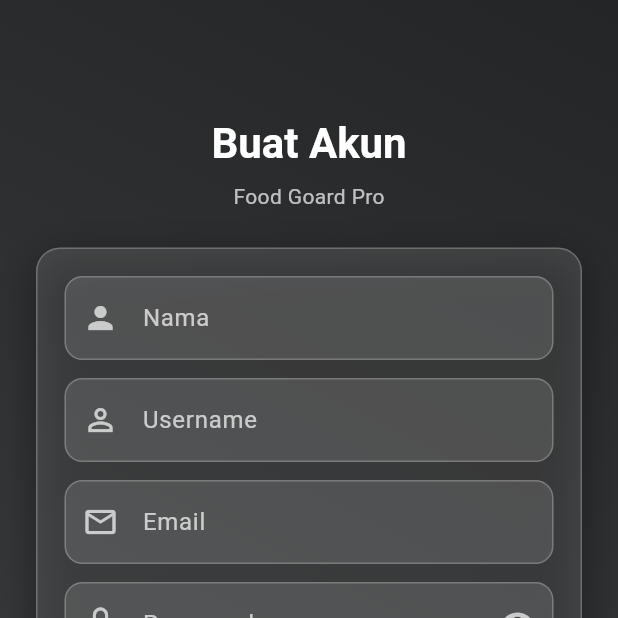
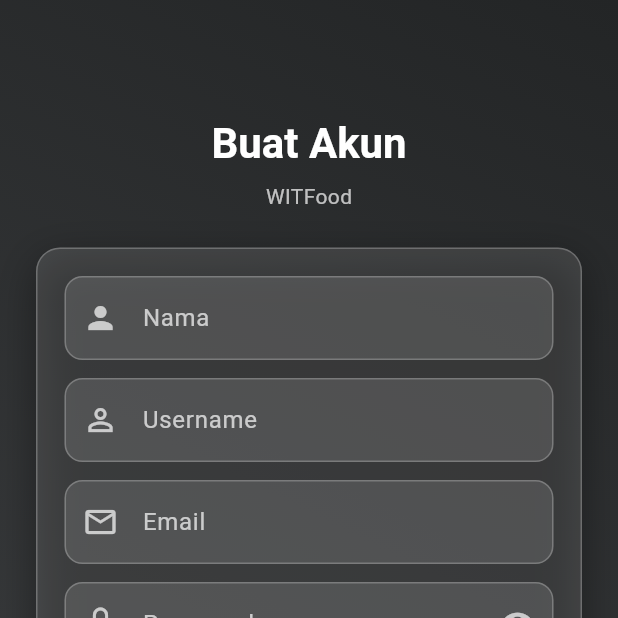
Before and after one commit to Zalisnotavailable/Food-Gas-Detetctor, a Flutter app: the RegisterScreen screen opened by its route, on a phone screen of 412 x 824 dp, the top half of it. Run offline on Flutter 3.47's test engine with Material 3 defaults, Android fonts, the phone set to English and light mode, and no system bars; our stand-ins replace awesome_dialog, awesome_snackbar_content, fl_chart, flutter_dotenv, geocoding, geolocator and 5 more; missing offline and left inert: mailer; accounts and stored records are empty.

Commit message:
edit nama app

```diff
--- a/lib/auth/auth_service.dart
+++ b/lib/auth/auth_service.dart
@@ -57,7 +57,7 @@
       final smtpUser = dotenv.env['SMTP_USERNAME'];
       final smtpPass = dotenv.env['SMTP_PASSWORD'];
       final fromEmail = dotenv.env['FROM_EMAIL'] ?? smtpUser;
-      final appName = dotenv.env['APP_NAME'] ?? 'FoodGuardPro';
+      final appName = dotenv.env['APP_NAME'] ?? 'WITFood';
 
       if (smtpHost == null || smtpUser == null || smtpPass == null) {
         throw Exception('SMTP configuration missing in .env');
--- a/lib/main.dart
+++ b/lib/main.dart
@@ -47,7 +47,7 @@
   @override
   Widget build(BuildContext context) {
     return MaterialApp(
-      title: 'FoodGuardPro',
+      title: 'WITFood',
       debugShowCheckedModeBanner: false,
       theme: ThemeData(
         colorScheme: ColorScheme.fromSeed(seedColor: const Color(0xFF24c6dc), brightness: Brightness.dark),
--- a/lib/screens/home.dart
+++ b/lib/screens/home.dart
@@ -226,7 +226,7 @@
       child: Column(
         crossAxisAlignment: CrossAxisAlignment.start,
         children: [
-          Text('FoodGuard Pro',
+          Text('WITFood',
               style: Theme.of(context).textTheme.headlineSmall?.copyWith(
                   color: Colors.white, fontWeight: FontWeight.w800)),
           const SizedBox(height: 6),
--- a/lib/screens/login_screen.dart
+++ b/lib/screens/login_screen.dart
@@ -184,7 +184,7 @@
                   const _HeaderIllustration(),
                   const SizedBox(height: 12),
                   Text(
-                    'Food Goard Pro',
+                    'WITFood',
                     style: theme.textTheme.headlineMedium?.copyWith(
                       color: Colors.white,
                       fontWeight: FontWeight.w700,
--- a/lib/screens/register_screen.dart
+++ b/lib/screens/register_screen.dart
@@ -231,7 +231,7 @@
                   ),
                   const SizedBox(height: 8),
                   Text(
-                    'Food Goard Pro',
+                    'WITFood',
                     style: theme.textTheme.bodyMedium?.copyWith(color: Colors.white70),
                   ),
                   const SizedBox(height: 24),
--- a/lib/services/tray_pdf_service.dart
+++ b/lib/services/tray_pdf_service.dart
@@ -46,7 +46,7 @@
                   crossAxisAlignment: pw.CrossAxisAlignment.start,
                   children: [
                     pw.Text(
-                      'FoodGuard Pro',
+                      'WITFood',
                       style: pw.TextStyle(
                         fontSize: 24,
                         fontWeight: pw.FontWeight.bold,
@@ -179,7 +179,7 @@
               pw.Divider(),
               pw.SizedBox(height: 6),
               pw.Text(
-                'Dokumen ini digenerate otomatis oleh FoodGuard Pro.',
+                'Dokumen ini digenerate otomatis oleh WITFood.',
                 style: const pw.TextStyle(fontSize: 10, color: PdfColors.grey),
               ),
               pw.Text(
--- a/pubspec.yaml
+++ b/pubspec.yaml
@@ -1,4 +1,4 @@
-name: FoodGuardPro
+name: WITFood
 description: "A new Flutter project."
 # The following line prevents the package from being accidentally published to
 # pub.dev using `flutter pub publish`. This is preferred for private packages.
```
Also changed, not shown: 8 other files.
